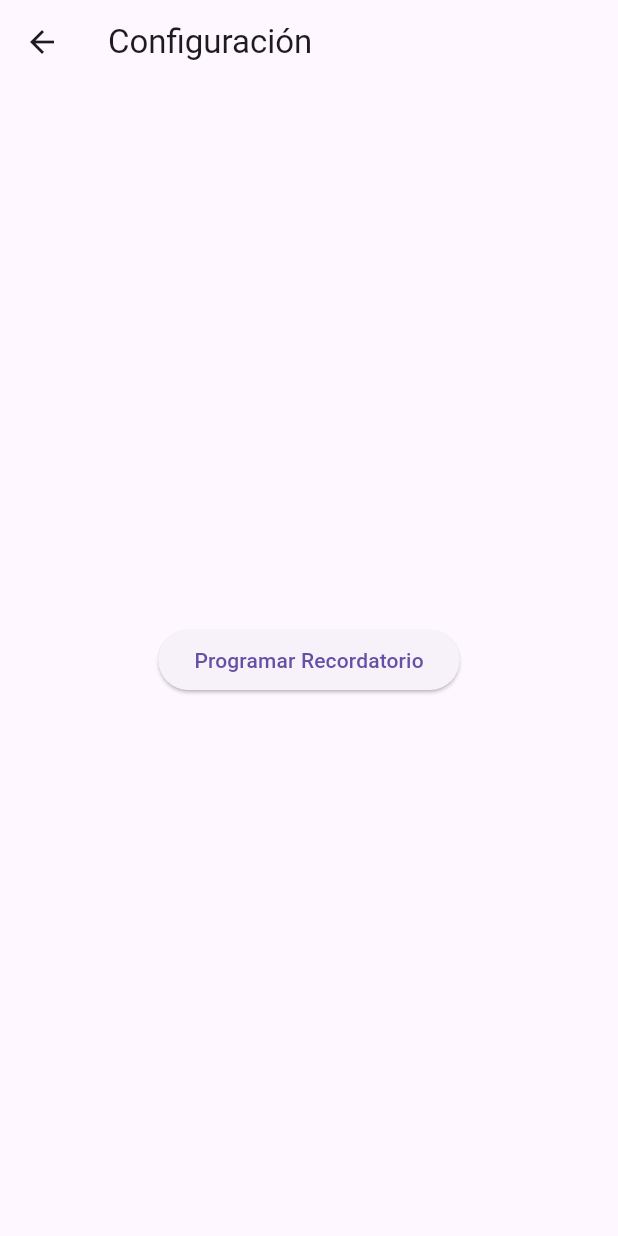
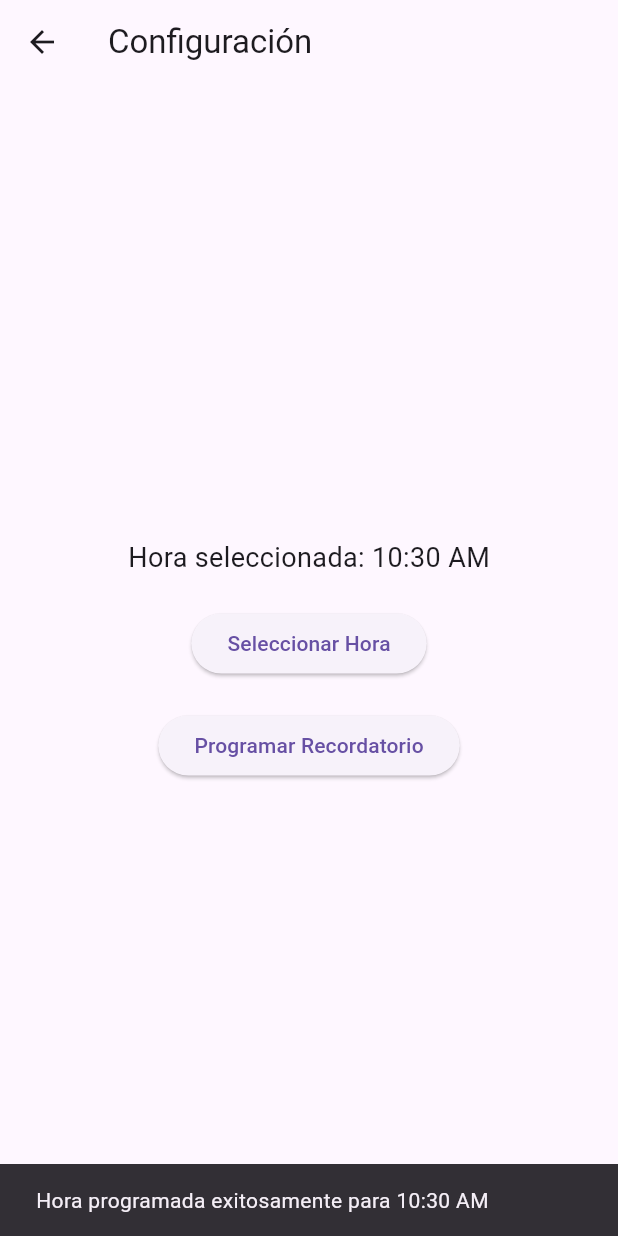
Before and after one commit to AngelSant/BrainWave, a Flutter app: the SettingsScreen screen opened directly, after a tap on "Programar Recordatorio", on a phone screen of 412 x 824 dp. Run offline on Flutter 3.47's test engine with Material 3 defaults, Android fonts, the light colour scheme and no system bars; our stand-ins replace charts_flutter, firebase_auth, firebase_core, firebase_database, flutter_local_notifications, flutter_login and 1 more; accounts and stored records are empty.

Commit message:
add settings_screen

```diff
--- a/lib/settings_screen.dart
+++ b/lib/settings_screen.dart
@@ -11,13 +11,13 @@ class SettingsScreen extends StatefulWidget {
 class _SettingsScreenState extends State<SettingsScreen> {
   final FlutterLocalNotificationsPlugin flutterLocalNotificationsPlugin =
   FlutterLocalNotificationsPlugin();
+  TimeOfDay _selectedTime = TimeOfDay.now();
 
   @override
   void initState() {
     super.initState();
     tzData.initializeTimeZones();
-    final initializationSettingsAndroid =
-    AndroidInitializationSettings('@mipmap/ic_launcher');
+    final initializationSettingsAndroid = AndroidInitializationSettings('@mipmap/ic_launcher');
     final initializationSettingsIOS = IOSInitializationSettings();
     final initializationSettings = InitializationSettings(
         android: initializationSettingsAndroid, iOS: initializationSettingsIOS);
@@ -25,26 +25,57 @@ class _SettingsScreenState extends State<SettingsScreen> {
   }
 
   Future<void> _scheduleNotification() async {
+    final now = DateTime.now();
+    final scheduledDate = DateTime(
+      now.year,
+      now.month,
+      now.day,
+      _selectedTime.hour,
+      _selectedTime.minute,
+    );
+
+    // Check if the scheduled date is in the past, if so, set it for the next day
+    final scheduleDateTime = scheduledDate.isBefore(now)
+        ? scheduledDate.add(Duration(days: 1))
+        : scheduledDate;
+
     await flutterLocalNotificationsPlugin.zonedSchedule(
       0,
       'No olvides estudiar!',
       'Regresa a estudiar tus temas con Brain Wave',
-      tz.TZDateTime.now(tz.local).add(Duration(seconds: 5)),
+      tz.TZDateTime.from(scheduleDateTime, tz.local),
       const NotificationDetails(
         android: AndroidNotificationDetails(
-          'your channel id',
-          'your channel name',
-          channelDescription: 'your channel description',
+          'your_channel_id',
+          'your_channel_name',
+          channelDescription: 'your_channel_description',
           importance: Importance.max,
           priority: Priority.high,
           showWhen: false,
         ),
       ),
       androidAllowWhileIdle: true,
-      uiLocalNotificationDateInterpretation:
-      UILocalNotificationDateInterpretation.absoluteTime,
+      uiLocalNotificationDateInterpretation: UILocalNotificationDateInterpretation.absoluteTime,
       matchDateTimeComponents: DateTimeComponents.time,
     );
+
+    ScaffoldMessenger.of(context).showSnackBar(
+      SnackBar(
+        content: Text('Hora programada exitosamente para ${_selectedTime.format(context)}'),
+      ),
+    );
+  }
+
+  Future<void> _selectTime() async {
+    final TimeOfDay? time = await showTimePicker(
+      context: context,
+      initialTime: _selectedTime,
+    );
+    if (time != null && time != _selectedTime) {
+      setState(() {
+        _selectedTime = time;
+      });
+    }
   }
 
   @override
@@ -57,6 +88,16 @@ class _SettingsScreenState extends State<SettingsScreen> {
         child: Column(
           mainAxisAlignment: MainAxisAlignment.center,
           children: <Widget>[
+            Text(
+              'Hora seleccionada: ${_selectedTime.format(context)}',
+              style: TextStyle(fontSize: 18),
+            ),
+            SizedBox(height: 20),
+            ElevatedButton(
+              onPressed: _selectTime,
+              child: Text('Seleccionar Hora'),
+            ),
+            SizedBox(height: 20),
             ElevatedButton(
               onPressed: _scheduleNotification,
               child: Text('Programar Recordatorio'),
```
